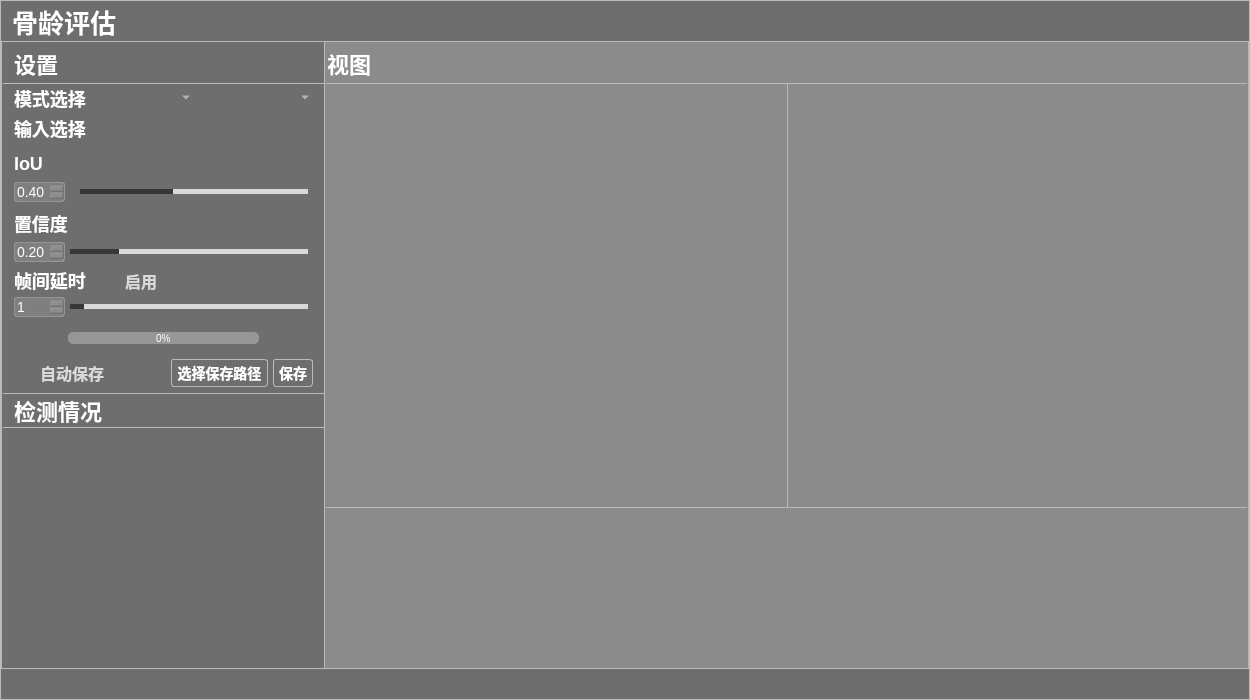
First picture: the form in mainUI/mainUI.ui, repository 2023YuJun/boneage_pyqt5, before the edit.
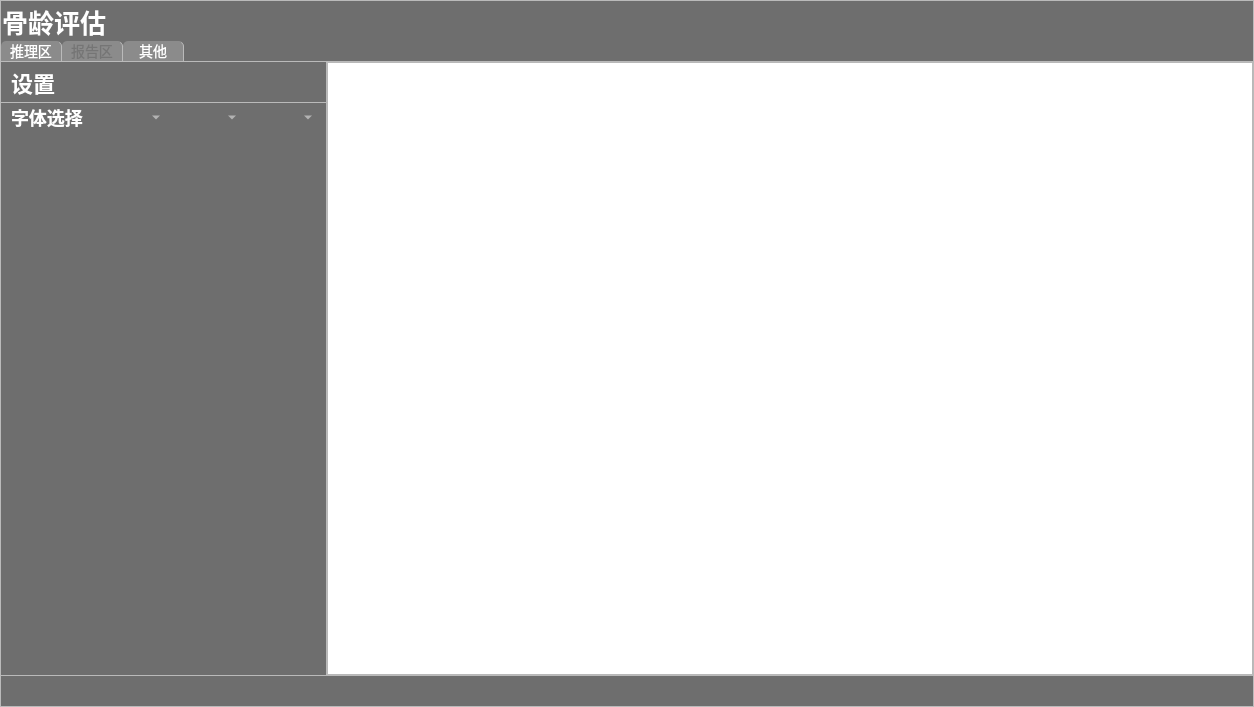
Second picture: the form after the edit. The open tabs and pages were chosen to show the change. Icons and pictures are not drawn.

The edit to the form file:
```diff
--- a/mainUI/mainUI.ui
+++ b/mainUI/mainUI.ui
@@ -6,8 +6,8 @@
    <rect>
     <x>0</x>
     <y>0</y>
-    <width>1250</width>
-    <height>700</height>
+    <width>1254</width>
+    <height>707</height>
    </rect>
   </property>
   <property name="windowTitle">
@@ -54,16 +54,46 @@
 }
 
 QLabel{
-font-family: &quot;Microsoft YaHei&quot;;  /* 字体族 */
+	font-family: &quot;Microsoft YaHei&quot;;  /* 字体族 */
     font-weight: bold;  /* 字体粗细 */
     color: white;  /* 文本颜色 */
     text-align: center center;  /* 文本居中对齐 */
 	indent:0;
 }
-</string>
+
+QTabWidget::pane {
+    border: none;
+}
+
+QTabBar::tab {
+	background-color:#8b8b8b;
+	font-family: &quot;Microsoft YaHei&quot;;  /* 字体族 */
+    font-weight: bold;  /* 字体粗细 */
+    color: white;  /* 文本颜色 */
+    text-align: center center;  /* 文本居中对齐 */
+    font: 14px;
+	indent:0;
+    width: 60px;
+    height: 20px;
+    margin: 0px;
+	border-right:1px solid #bababa;
+	border-top-left-radius: 5px;    /*设置tab的边框的圆角（左上圆角）*/
+	border-top-right-radius: 5px;    /*设置tab的边框的圆角（右上圆角）*/
+
+}
+
+
+/*设置TabWidget中鼠标悬浮在QTabBar的tab上，但未选中该Tab的样式*/
+QTabBar::tab:hover:!selected {
+    background-color: rgb(165, 165, 165);
+}
+
+QTabBar::tab:selected {
+        color: #757575;
+}</string>
   </property>
   <widget class="QWidget" name="centralwidget">
-   <layout class="QVBoxLayout" name="verticalLayout">
+   <layout class="QHBoxLayout" name="horizontalLayout_46">
     <property name="spacing">
      <number>0</number>
     </property>
@@ -126,14 +156,17 @@
           <string/>
          </property>
          <layout class="QHBoxLayout" name="horizontalLayout_2">
+          <property name="spacing">
+           <number>0</number>
+          </property>
           <property name="leftMargin">
-           <number>10</number>
+           <number>0</number>
           </property>
           <property name="topMargin">
            <number>0</number>
           </property>
           <property name="rightMargin">
-           <number>5</number>
+           <number>0</number>
           </property>
           <property name="bottomMargin">
            <number>0</number>
@@ -228,9 +261,40 @@
         </widget>
        </item>
        <item>
+        <widget class="QTabWidget" name="tabWidget">
+         <property name="styleSheet">
+          <string notr="true"/>
+         </property>
+         <property name="currentIndex">
+          <number>0</number>
+         </property>
+         <widget class="QWidget" name="detect_tab">
+          <attribute name="title">
+           <string>推理区</string>
+          </attribute>
+          <layout class="QHBoxLayout" name="horizontalLayout_5">
+           <property name="spacing">
+            <number>0</number>
+           </property>
+           <property name="leftMargin">
+            <number>0</number>
+           </property>
+           <property name="topMargin">
+            <number>0</number>
+           </property>
+           <property name="rightMargin">
+            <number>0</number>
+           </property>
+           <property name="bottomMargin">
+            <number>0</number>
+           </property>
+           <item>
         <widget class="QGroupBox" name="groupBox_fill">
          <property name="styleSheet">
-          <string notr="true"/>
+              <string notr="true">#groupBox_fill{
+border-left:none;
+border-right:none;
+}</string>
          </property>
          <property name="title">
           <string/>
@@ -1102,15 +1166,9 @@
                  </widget>
                 </item>
                 <item>
-                 <widget class="QProgressBar" name="progressBar">
-                  <property name="maximumSize">
-                   <size>
-                    <width>16777215</width>
-                    <height>12</height>
-                   </size>
-                  </property>
+                     <widget class="QSlider" name="ProgressSlider">
                   <property name="styleSheet">
-                   <string notr="true">QProgressBar{ 
+                       <string notr="true">QSlider{
 color: rgb(255, 255, 255); 
 font:10px; 
 border-radius:5px; 
@@ -1118,9 +1176,15 @@
 border:none; 
 background-color: rgba(215, 215, 215,100);
 } 
-QProgressBar:chunk{ 
-border-radius:5px; 
-background: rgba(55, 55, 55, 200);
+QSlider::add-page:horizontal{
+background: qlineargradient(spread:pad, x1:0, y1:1, x2:0, y2:0, stop:0 rgba(215, 215, 215,100), stop:0.25 rgba(215, 215, 215,100), stop:0.5 rgba(215, 215, 215,100), stop:1 rgba(215, 215, 215,100)); 
+border-radius:5px;
+
+}
+QSlider::sub-page:horizontal{                               
+background: qlineargradient(spread:pad, x1:0, y1:1, x2:0, y2:0, stop:0 rgba(55, 55, 55, 200), stop:0.25 rgba(55, 55, 55, 200), stop:0.5 rgba(55, 55, 55, 200), stop:1 rgba(55, 55, 55, 200));  
+border-radius:5px;
+                  
 }</string>
                   </property>
                   <property name="value">
@@ -1304,7 +1368,7 @@
                    <string notr="true">font-size:22px;</string>
                   </property>
                   <property name="text">
-                   <string>检测情况</string>
+                       <string>预测情况</string>
                   </property>
                  </widget>
                 </item>
@@ -1552,7 +1616,7 @@
                  <number>10</number>
                 </property>
                 <item>
-                 <widget class="QTextEdit" name="textEdit">
+                     <widget class="QTextEdit" name="report_info">
                   <property name="styleSheet">
                    <string notr="true">background-color: rgba(200, 200, 200,0);
 border:none;</string>
@@ -1568,6 +1632,464 @@
          </layout>
         </widget>
        </item>
+          </layout>
+         </widget>
+         <widget class="QWidget" name="report_tab">
+          <attribute name="title">
+           <string>报告区</string>
+          </attribute>
+          <layout class="QHBoxLayout" name="horizontalLayout_47">
+           <property name="spacing">
+            <number>0</number>
+           </property>
+           <property name="leftMargin">
+            <number>0</number>
+           </property>
+           <property name="topMargin">
+            <number>0</number>
+           </property>
+           <property name="rightMargin">
+            <number>0</number>
+           </property>
+           <property name="bottomMargin">
+            <number>0</number>
+           </property>
+           <item>
+            <widget class="QGroupBox" name="groupBox_fill_2">
+             <property name="styleSheet">
+              <string notr="true">#groupBox_fill_2{
+border-left:none;
+border-right:none;
+}</string>
+             </property>
+             <property name="title">
+              <string/>
+             </property>
+             <layout class="QHBoxLayout" name="horizontalLayout_33">
+              <property name="spacing">
+               <number>0</number>
+              </property>
+              <property name="leftMargin">
+               <number>0</number>
+              </property>
+              <property name="topMargin">
+               <number>0</number>
+              </property>
+              <property name="rightMargin">
+               <number>0</number>
+              </property>
+              <property name="bottomMargin">
+               <number>0</number>
+              </property>
+              <item>
+               <widget class="QGroupBox" name="groupBox_sidebar_3">
+                <property name="maximumSize">
+                 <size>
+                  <width>326</width>
+                  <height>16777215</height>
+                 </size>
+                </property>
+                <property name="styleSheet">
+                 <string notr="true">#groupBox_sidebar_3{
+border:none;
+border-right:1px solid #bababa;
+}</string>
+                </property>
+                <property name="title">
+                 <string/>
+                </property>
+                <layout class="QVBoxLayout" name="verticalLayout_17">
+                 <property name="spacing">
+                  <number>0</number>
+                 </property>
+                 <property name="leftMargin">
+                  <number>0</number>
+                 </property>
+                 <property name="topMargin">
+                  <number>0</number>
+                 </property>
+                 <property name="rightMargin">
+                  <number>0</number>
+                 </property>
+                 <property name="bottomMargin">
+                  <number>0</number>
+                 </property>
+                 <item>
+                  <widget class="QGroupBox" name="groupBox_25">
+                   <property name="minimumSize">
+                    <size>
+                     <width>0</width>
+                     <height>40</height>
+                    </size>
+                   </property>
+                   <property name="maximumSize">
+                    <size>
+                     <width>16777215</width>
+                     <height>40</height>
+                    </size>
+                   </property>
+                   <property name="styleSheet">
+                    <string notr="true">border:none;</string>
+                   </property>
+                   <property name="title">
+                    <string/>
+                   </property>
+                   <layout class="QHBoxLayout" name="horizontalLayout_34">
+                    <property name="spacing">
+                     <number>0</number>
+                    </property>
+                    <property name="leftMargin">
+                     <number>10</number>
+                    </property>
+                    <property name="topMargin">
+                     <number>0</number>
+                    </property>
+                    <property name="rightMargin">
+                     <number>10</number>
+                    </property>
+                    <property name="bottomMargin">
+                     <number>0</number>
+                    </property>
+                    <item>
+                     <widget class="QLabel" name="label_5">
+                      <property name="styleSheet">
+                       <string notr="true">font-size:22px;</string>
+                      </property>
+                      <property name="text">
+                       <string>设置</string>
+                      </property>
+                      <property name="indent">
+                       <number>0</number>
+                      </property>
+                     </widget>
+                    </item>
+                    <item>
+                     <spacer name="horizontalSpacer_12">
+                      <property name="orientation">
+                       <enum>Qt::Horizontal</enum>
+                      </property>
+                      <property name="sizeHint" stdset="0">
+                       <size>
+                        <width>40</width>
+                        <height>20</height>
+                       </size>
+                      </property>
+                     </spacer>
+                    </item>
+                   </layout>
+                  </widget>
+                 </item>
+                 <item>
+                  <widget class="QGroupBox" name="groupBox_26">
+                   <property name="minimumSize">
+                    <size>
+                     <width>0</width>
+                     <height>30</height>
+                    </size>
+                   </property>
+                   <property name="maximumSize">
+                    <size>
+                     <width>16777215</width>
+                     <height>30</height>
+                    </size>
+                   </property>
+                   <property name="styleSheet">
+                    <string notr="true">#groupBox_26{
+border:none;
+border-top:1px solid #bababa;
+}
+</string>
+                   </property>
+                   <property name="title">
+                    <string/>
+                   </property>
+                   <layout class="QHBoxLayout" name="horizontalLayout_35">
+                    <property name="spacing">
+                     <number>0</number>
+                    </property>
+                    <property name="leftMargin">
+                     <number>10</number>
+                    </property>
+                    <property name="topMargin">
+                     <number>0</number>
+                    </property>
+                    <property name="rightMargin">
+                     <number>10</number>
+                    </property>
+                    <property name="bottomMargin">
+                     <number>0</number>
+                    </property>
+                    <item>
+                     <widget class="QLabel" name="label_20">
+                      <property name="minimumSize">
+                       <size>
+                        <width>0</width>
+                        <height>0</height>
+                       </size>
+                      </property>
+                      <property name="maximumSize">
+                       <size>
+                        <width>80</width>
+                        <height>16777215</height>
+                       </size>
+                      </property>
+                      <property name="styleSheet">
+                       <string notr="true">font-size:18px;</string>
+                      </property>
+                      <property name="text">
+                       <string>字体选择</string>
+                      </property>
+                      <property name="indent">
+                       <number>0</number>
+                      </property>
+                     </widget>
+                    </item>
+                    <item>
+                     <widget class="QComboBox" name="comboBox_task_3">
+                      <property name="maximumSize">
+                       <size>
+                        <width>100</width>
+                        <height>16777215</height>
+                       </size>
+                      </property>
+                      <property name="styleSheet">
+                       <string notr="true">QComboBox{
+font-family: &quot;Microsoft YaHei&quot;;
+font-size: 16px;
+color: rgb(218, 218, 218);
+border-width:0px;
+border-color:white;
+border-style:solid;
+background-color: rgba(200, 200, 200,0);}
+
+</string>
+                      </property>
+                      <property name="currentIndex">
+                       <number>-1</number>
+                      </property>
+                     </widget>
+                    </item>
+                    <item>
+                     <widget class="QComboBox" name="comboBox_model_3">
+                      <property name="styleSheet">
+                       <string notr="true">QComboBox{
+font-family: &quot;Microsoft YaHei&quot;;
+font-size: 16px;
+color: rgb(218, 218, 218);
+border-width:0px;
+border-color:white;
+border-style:solid;
+background-color: rgba(200, 200, 200,0);}
+
+</string>
+                      </property>
+                     </widget>
+                    </item>
+                    <item>
+                     <widget class="QComboBox" name="comboBox">
+                      <property name="styleSheet">
+                       <string notr="true">QComboBox{
+font-family: &quot;Microsoft YaHei&quot;;
+font-size: 16px;
+color: rgb(218, 218, 218);
+border-width:0px;
+border-color:white;
+border-style:solid;
+background-color: rgba(200, 200, 200,0);}
+
+</string>
+                      </property>
+                     </widget>
+                    </item>
+                   </layout>
+                  </widget>
+                 </item>
+                 <item>
+                  <spacer name="verticalSpacer">
+                   <property name="orientation">
+                    <enum>Qt::Vertical</enum>
+                   </property>
+                   <property name="sizeHint" stdset="0">
+                    <size>
+                     <width>20</width>
+                     <height>40</height>
+                    </size>
+                   </property>
+                  </spacer>
+                 </item>
+                 <item>
+                  <widget class="QGroupBox" name="groupBox_27">
+                   <property name="minimumSize">
+                    <size>
+                     <width>0</width>
+                     <height>30</height>
+                    </size>
+                   </property>
+                   <property name="maximumSize">
+                    <size>
+                     <width>16777215</width>
+                     <height>30</height>
+                    </size>
+                   </property>
+                   <property name="styleSheet">
+                    <string notr="true">#groupBox_27{
+border:none;
+}</string>
+                   </property>
+                   <property name="title">
+                    <string/>
+                   </property>
+                   <layout class="QHBoxLayout" name="horizontalLayout_36">
+                    <property name="spacing">
+                     <number>0</number>
+                    </property>
+                    <property name="leftMargin">
+                     <number>10</number>
+                    </property>
+                    <property name="topMargin">
+                     <number>0</number>
+                    </property>
+                    <property name="rightMargin">
+                     <number>10</number>
+                    </property>
+                    <property name="bottomMargin">
+                     <number>0</number>
+                    </property>
+                    <item>
+                     <widget class="QGroupBox" name="groupBox_input_3">
+                      <property name="styleSheet">
+                       <string notr="true">#groupBox_input_3{
+border:none;
+}</string>
+                      </property>
+                      <property name="title">
+                       <string/>
+                      </property>
+                      <layout class="QHBoxLayout" name="horizontalLayout_37">
+                       <property name="spacing">
+                        <number>5</number>
+                       </property>
+                       <property name="leftMargin">
+                        <number>5</number>
+                       </property>
+                       <property name="topMargin">
+                        <number>0</number>
+                       </property>
+                       <property name="rightMargin">
+                        <number>5</number>
+                       </property>
+                       <property name="bottomMargin">
+                        <number>0</number>
+                       </property>
+                       <item>
+                        <widget class="QPushButton" name="saveButton_3">
+                         <property name="text">
+                          <string/>
+                         </property>
+                         <property name="icon">
+                          <iconset resource="../UIqrc.qrc">
+                           <normaloff>:/images/icon/打开.png</normaloff>:/images/icon/打开.png</iconset>
+                         </property>
+                        </widget>
+                       </item>
+                       <item>
+                        <widget class="QPushButton" name="printButton">
+                         <property name="text">
+                          <string/>
+                         </property>
+                         <property name="icon">
+                          <iconset resource="../UIqrc.qrc">
+                           <normaloff>:/images/icon/摄像头开.png</normaloff>
+                           <activeon>:/images/icon/摄像头关.png</activeon>
+                           <selectedon>:/images/icon/摄像头关.png</selectedon>:/images/icon/摄像头开.png</iconset>
+                         </property>
+                        </widget>
+                       </item>
+                      </layout>
+                     </widget>
+                    </item>
+                   </layout>
+                  </widget>
+                 </item>
+                </layout>
+               </widget>
+              </item>
+              <item>
+               <widget class="QGroupBox" name="report_view">
+                <property name="styleSheet">
+                 <string notr="true">#report_view{
+background-color:#8b8b8b;
+border:none;
+}</string>
+                </property>
+                <property name="title">
+                 <string/>
+                </property>
+                <layout class="QHBoxLayout" name="horizontalLayout_49">
+                 <property name="spacing">
+                  <number>0</number>
+                 </property>
+                 <property name="leftMargin">
+                  <number>0</number>
+                 </property>
+                 <property name="topMargin">
+                  <number>0</number>
+                 </property>
+                 <property name="rightMargin">
+                  <number>0</number>
+                 </property>
+                 <property name="bottomMargin">
+                  <number>0</number>
+                 </property>
+                 <item>
+                  <widget class="QTextEdit" name="textEdit">
+                   <property name="maximumSize">
+                    <size>
+                     <width>16777215</width>
+                     <height>16777215</height>
+                    </size>
+                   </property>
+                  </widget>
+                 </item>
+                </layout>
+               </widget>
+              </item>
+             </layout>
+            </widget>
+           </item>
+          </layout>
+         </widget>
+         <widget class="QWidget" name="tab">
+          <attribute name="title">
+           <string>其他</string>
+          </attribute>
+          <layout class="QHBoxLayout" name="horizontalLayout_48">
+           <property name="spacing">
+            <number>0</number>
+           </property>
+           <property name="leftMargin">
+            <number>0</number>
+           </property>
+           <property name="topMargin">
+            <number>0</number>
+           </property>
+           <property name="rightMargin">
+            <number>0</number>
+           </property>
+           <property name="bottomMargin">
+            <number>0</number>
+           </property>
+           <item>
+            <widget class="QGroupBox" name="groupBox_35">
+             <property name="title">
+              <string>GroupBox</string>
+             </property>
+            </widget>
+           </item>
+          </layout>
+         </widget>
+        </widget>
+       </item>
        <item>
         <widget class="QGroupBox" name="groupBox_bottom">
          <property name="maximumSize">
@@ -1589,13 +2111,13 @@
            <number>0</number>
           </property>
           <property name="leftMargin">
-           <number>10</number>
+           <number>0</number>
           </property>
           <property name="topMargin">
            <number>0</number>
           </property>
           <property name="rightMargin">
-           <number>10</number>
+           <number>0</number>
           </property>
           <property name="bottomMargin">
            <number>0</number>
```
Left out of the diff: 33 changed lines with no effect on the pictures. Lines whose indentation alone changed are shown as unchanged.
